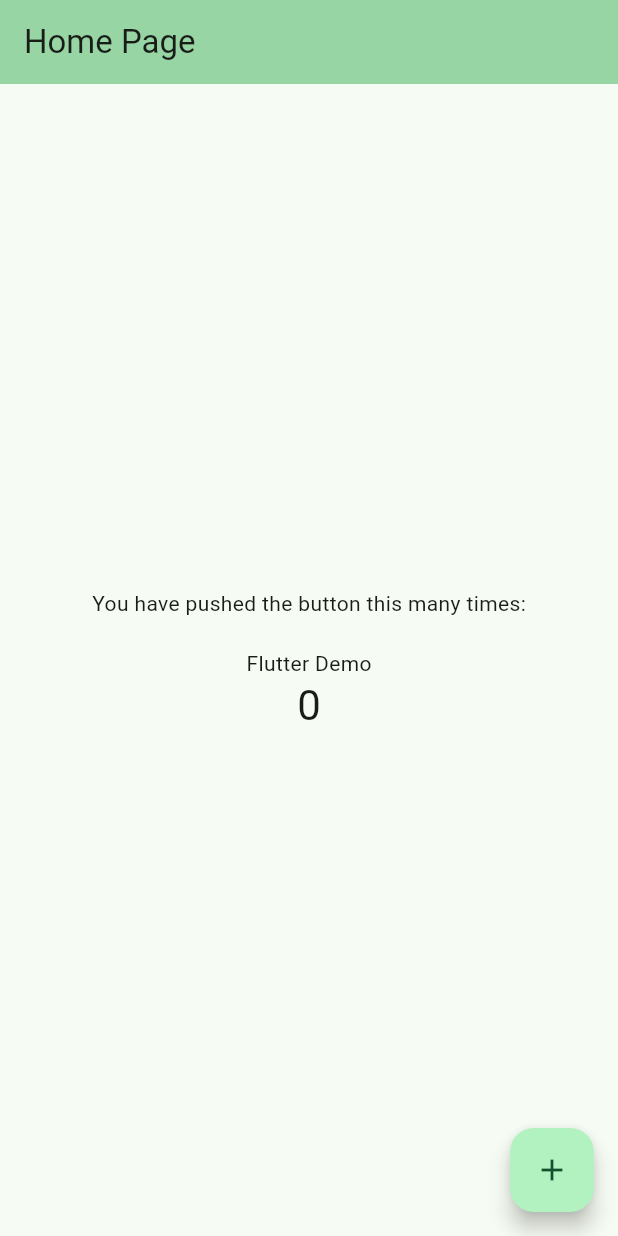
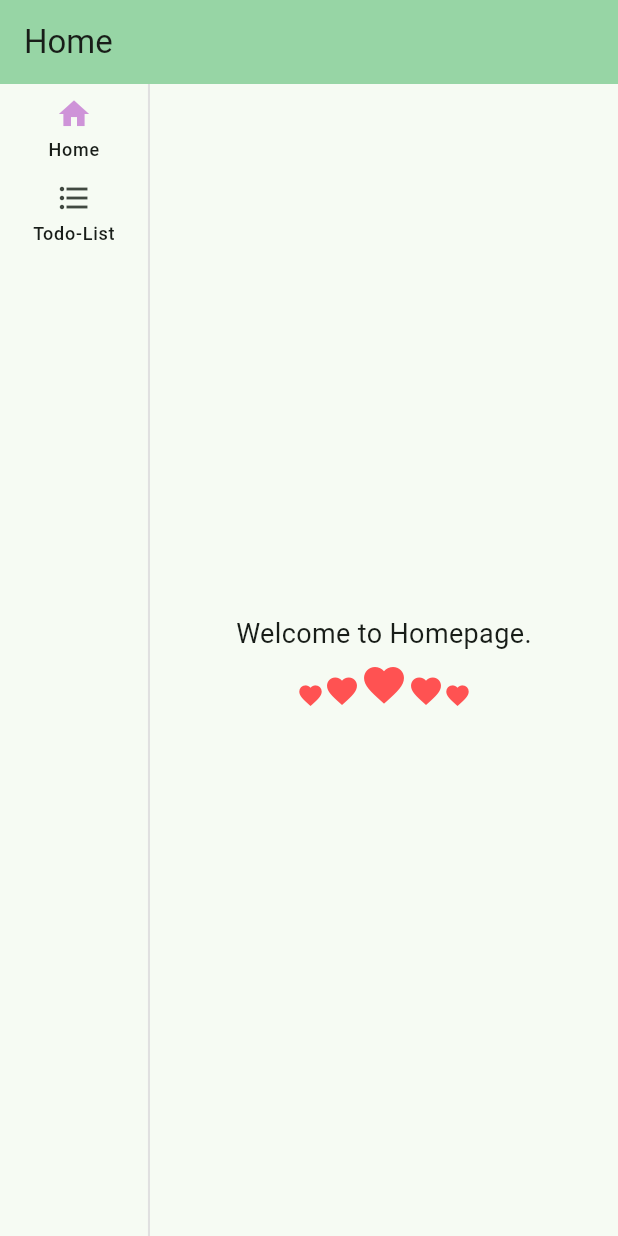
Before and after one commit to name-is-xxx/fluApp, a Flutter app: the screen it shows after launch, on a phone screen of 412 x 824 dp. Run offline on Flutter 3.47's test engine with Material 3 defaults, Android fonts, the phone set to English and light mode, and no system bars.

Commit message:
todoList 0.0.1

```diff
--- a/lib/main.dart
+++ b/lib/main.dart
@@ -1,5 +1,8 @@
 // 导入包
 import 'package:flutter/material.dart';
+import 'package:flutter/rendering.dart';
+import 'package:flutter_application/page/home.dart';
+import 'package:flutter_application/page/todo_list.dart';
 
 // 应用入口
 void main() {
@@ -13,6 +16,9 @@ class MyApp extends StatelessWidget {
   @override
   // widget相当于组件，主要通过提供build()来描述如何构建UI界面
   Widget build(BuildContext context) {
+    debugPaintSizeEnabled = false; // 开启尺寸绘制
+    debugPaintBaselinesEnabled = false; // 开启基线绘制
+    debugPaintPointersEnabled = false; // 开启指针绘制
     return MaterialApp(
       // 应用名称
       title: 'Flutter Demo',
@@ -25,57 +31,76 @@ class MyApp extends StatelessWidget {
       ),
 
       // 应用首页路由
-      home: MyHomePage(title: 'Home Page'),
+      home: MyHomePage(),
     );
   }
 }
 
 class MyHomePage extends StatefulWidget {
-  const MyHomePage({super.key, required this.title});
-
-  final String title;
+  // const MyHomePage({super.key, required this.title});
 
   @override
   State<MyHomePage> createState() => _MyHomePageState();
 }
 
 class _MyHomePageState extends State<MyHomePage> {
-  int _counter = 0;
-
-  void _incrementCounter() {
-    setState(() {
-      _counter++;
-    });
-  }
+  int selectedTab = 0;
+  String title = 'Home';
+  final PageController _pageController = PageController();
+  List<NavigationRailDestination> tabList = [
+    const NavigationRailDestination(
+      icon: Icon(Icons.home_outlined),
+      selectedIcon: Icon(Icons.home),
+      label: Text('Home'),
+    ),
+    const NavigationRailDestination(
+      icon: Icon(Icons.format_list_bulleted_outlined),
+      selectedIcon: Icon(Icons.format_list_bulleted),
+      label: Text('Todo-List'),
+    ),
+  ];
 
   @override
   Widget build(BuildContext context) {
     return Scaffold(
-      appBar: AppBar(
-        backgroundColor: Theme.of(context).colorScheme.inversePrimary,
-        title: Text(widget.title),
-      ),
-      body: Center(
-        child: Column(
-          mainAxisAlignment: MainAxisAlignment.center,
-          children: <Widget>[
-            const Text(
-              'You have pushed the button this many times:\n',
+        appBar: AppBar(
+          backgroundColor: Theme.of(context).colorScheme.inversePrimary,
+          title: Text(title),
+        ),
+        body: Row(
+          children: [
+            Container(
+              decoration: BoxDecoration(
+                  border: Border(
+                      right: BorderSide(color: Colors.grey[300]!, width: 1.5))),
+              constraints: const BoxConstraints.tightForFinite(width: 100),
+              child: NavigationRail(
+                useIndicator: false,
+                selectedIndex: selectedTab,
+                labelType: NavigationRailLabelType.all,
+                selectedIconTheme:
+                    IconThemeData(color: Colors.purple[200]), // 设置选中项的图标颜色
+                // 页码变化
+                onDestinationSelected: (int index) {
+                  setState(() {
+                    selectedTab = index;
+                    title = (tabList[index].label as Text).data!;
+                    _pageController.jumpToPage(index);
+                  });
+                },
+                destinations: tabList,
+              ),
             ),
-            Text(
-                '${context.findAncestorWidgetOfExactType<MaterialApp>()!.title}'),
-            Text(
-              '$_counter',
-              style: Theme.of(context).textTheme.headlineMedium,
-            ),
+            Expanded(
+              child: PageView(
+                controller: _pageController,
+                children: [
+                  HomePage(),
+                  TodoList(),
+                ],
+              ),
+            )
           ],
-        ),
-      ),
-      floatingActionButton: FloatingActionButton(
-        onPressed: _incrementCounter,
-        tooltip: 'Increment',
-        child: const Icon(Icons.add),
-      ),
-    );
+        ));
   }
 }
--- /dev/null
+++ b/lib/page/home.dart
@@ -0,0 +1,56 @@
+import 'package:flutter/material.dart';
+
+class HomePage extends StatelessWidget {
+  @override
+  Widget build(BuildContext context) {
+    return const Column(
+        // 在主轴方向上居中对齐
+        mainAxisAlignment: MainAxisAlignment.center,
+        children: [
+          Text.rich(
+              textAlign: TextAlign.center,
+              style: TextStyle(height: 2),
+              TextSpan(
+                children: [
+                  TextSpan(
+                    text: 'Welcome to Homepage.\n',
+                    style: TextStyle(fontSize: 18),
+                  ),
+                  WidgetSpan(
+                    child: Icon(
+                      Icons.favorite,
+                      color: Colors.redAccent,
+                      size: 18,
+                    ),
+                  ),
+                  WidgetSpan(
+                    child: Icon(
+                      Icons.favorite,
+                      color: Colors.redAccent,
+                    ),
+                  ),
+                  WidgetSpan(
+                    child: Icon(
+                      Icons.favorite,
+                      color: Colors.redAccent,
+                      size: 32,
+                    ),
+                  ),
+                  WidgetSpan(
+                    child: Icon(
+                      Icons.favorite,
+                      color: Colors.redAccent,
+                    ),
+                  ),
+                  WidgetSpan(
+                    child: Icon(
+                      Icons.favorite,
+                      color: Colors.redAccent,
+                      size: 18,
+                    ),
+                  ),
+                ],
+              )),
+        ]);
+  }
+}
--- /dev/null
+++ b/lib/page/todo_list.dart
@@ -0,0 +1,51 @@
+import 'package:flutter/material.dart';
+
+class Todo {
+  String todoText;
+  int createTime;
+  int lastChangeTime;
+  bool isFinish;
+
+  Todo(this.todoText, this.createTime, this.lastChangeTime, this.isFinish);
+
+  String getText() {
+    return todoText;
+  }
+
+  String toString() {
+    return '''创建时间：$createTime    最后修改时间：$lastChangeTime\n
+    内容：$todoText \n
+    是否完成：${isFinish ? 'yes' : 'no'}
+    ''';
+  }
+}
+
+class TodoList extends StatefulWidget {
+  @override
+  State<StatefulWidget> createState() => _TodoListState();
+}
+
+class _TodoListState extends State<TodoList> {
+  int num = 0;
+  final List<Todo> todo_list = [
+    Todo('1', 555, 333, false),
+    Todo('2', 555, 333, false),
+    Todo('3', 555, 333, false),
+    Todo('4', 555, 333, false),
+  ];
+  @override
+  Widget build(BuildContext context) {
+    return Scaffold(
+      body: Column(
+        children: [
+          CheckboxListTile(
+            // tileColor: Colors.red,
+            title: Text(todo_list[0].getText()),
+            value: true,
+            onChanged: (bool? value) {},
+          ),
+        ],
+      ),
+    );
+  }
+}
```
